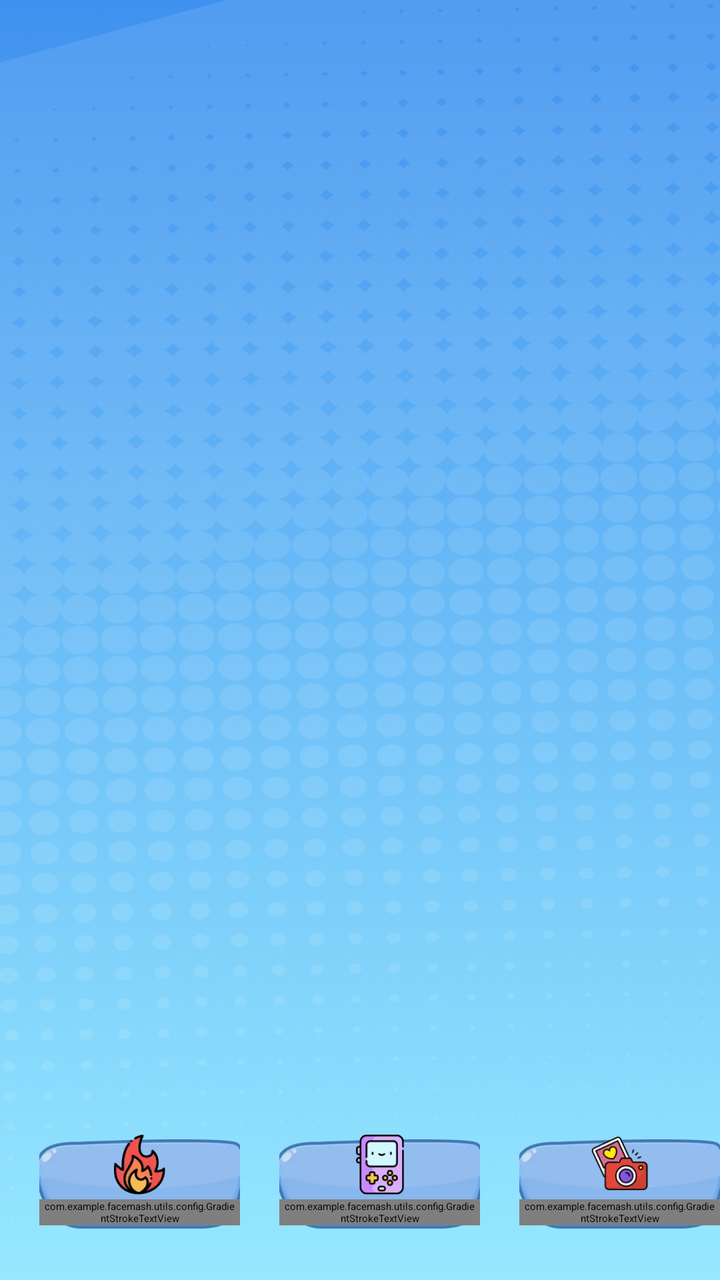
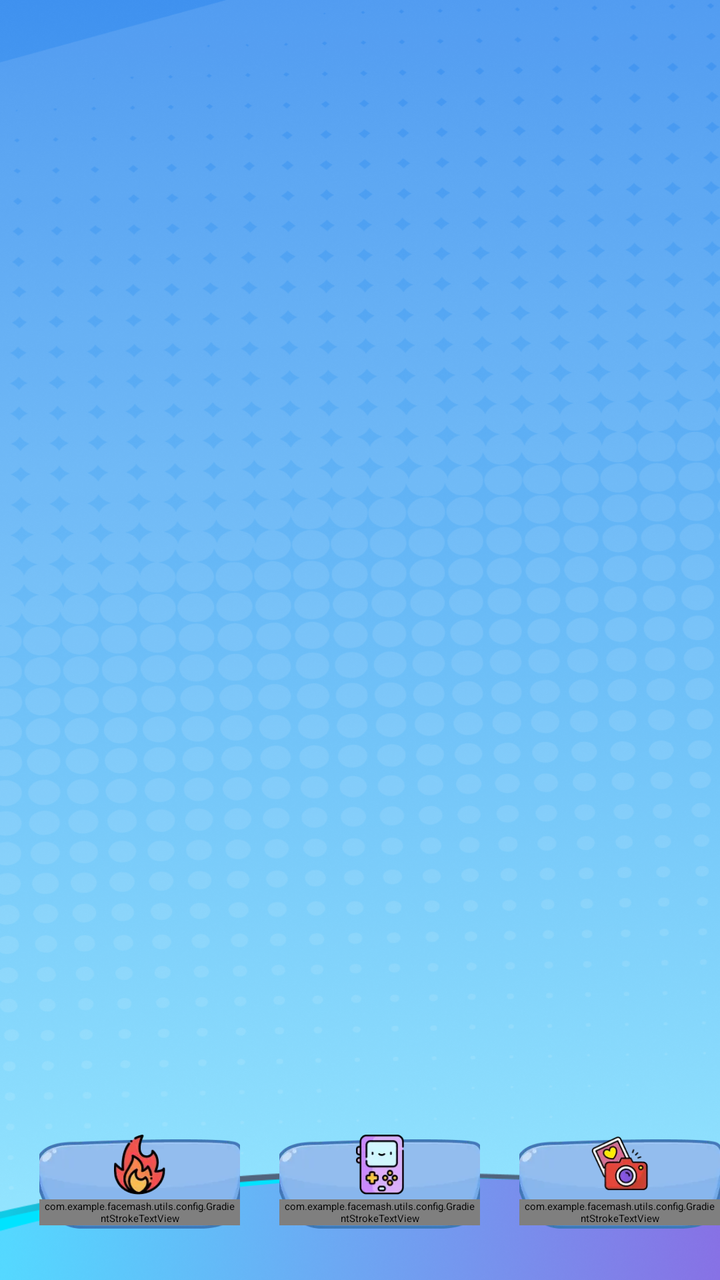

An Android layout rendered at two revisions. The XML below is the earlier revision; the diff shows what the commit changed to produce the second picture.
<!-- AndroidManifest.xml: application theme Theme.App.Starting -->
<!-- res/layout/fragment_home.xml -->
<?xml version="1.0" encoding="utf-8"?>
<androidx.constraintlayout.widget.ConstraintLayout
    xmlns:android="http://schemas.android.com/apk/res/android"
    xmlns:app="http://schemas.android.com/apk/res-auto"
    xmlns:tools="http://schemas.android.com/tools"
    android:layout_width="match_parent"
    android:layout_height="match_parent"
    android:background="@drawable/bg_home"
    tools:context=".view.HomeFragment">

    <androidx.constraintlayout.widget.Guideline
        android:id="@+id/my_horizontal_guideline"
        android:layout_width="wrap_content"
        android:layout_height="wrap_content"
        android:orientation="horizontal"
        app:layout_constraintGuide_percent="0.0658" />

    <androidx.viewpager2.widget.ViewPager2
        android:id="@+id/viewPager"
        android:layout_width="0dp"
        android:layout_height="0dp"
        android:layout_marginBottom="16dp"
        app:layout_constraintBottom_toTopOf="@+id/btn_trending"
        app:layout_constraintEnd_toEndOf="parent"
        app:layout_constraintStart_toStartOf="parent"
        app:layout_constraintTop_toTopOf="parent" />


    <androidx.constraintlayout.widget.ConstraintLayout
        android:id="@+id/btn_trending"
        android:layout_width="0dp"
        android:layout_height="@dimen/_60sdp"
        android:layout_marginBottom="@dimen/_14sdp"
        android:layout_marginStart="@dimen/_18sdp"
        app:layout_constraintBottom_toBottomOf="parent"
        app:layout_constraintStart_toStartOf="parent"
        app:layout_constraintEnd_toStartOf="@+id/btn_all_game">

        <ImageView
            android:id="@+id/bg_trending"
            android:layout_width="@dimen/_100sdp"
            android:layout_height="0dp"
            app:layout_constraintDimensionRatio="112:46"
            android:src="@drawable/ic_1"
            app:layout_constraintTop_toTopOf="parent"
            app:layout_constraintBottom_toBottomOf="parent"
            app:layout_constraintStart_toStartOf="parent"
            app:layout_constraintEnd_toEndOf="parent" />

        <ImageView
            android:id="@+id/ic_trending"
            android:layout_width="wrap_content"
            android:layout_height="0dp"
            android:layout_marginBottom="@dimen/_2sdp"
            android:paddingTop="8dp"
            android:src="@drawable/ic_trending"
            app:layout_constraintBottom_toTopOf="@+id/tv_trending"
            app:layout_constraintEnd_toEndOf="parent"
            app:layout_constraintStart_toStartOf="parent"
            app:layout_constraintTop_toTopOf="parent"
            app:layout_constraintVertical_weight="2" />

        <com.example.facemash.utils.config.GradientStrokeTextView
            android:id="@+id/tv_trending"
            android:layout_width="wrap_content"
            android:layout_height="wrap_content"
            android:layout_marginBottom="@dimen/_10ssp"
            android:fontFamily="@font/grandstander_extrabold"
            android:gravity="center"
            android:text="Trending"
            android:paddingHorizontal="@dimen/_2sdp"

            app:strokeWidth="1.5dp"
            app:strokeColor="@color/tv_home_un_selected"
            app:shadowColor="#000000"
            app:shadowDy="2dp"

            android:textSize="@dimen/_11ssp"
            android:textColor="@color/white"
            app:layout_constraintBottom_toBottomOf="parent"
            app:layout_constraintEnd_toEndOf="parent"
            app:layout_constraintStart_toStartOf="parent"
            app:layout_constraintTop_toBottomOf="@+id/ic_trending"
            app:layout_constraintVertical_weight="1" />

    </androidx.constraintlayout.widget.ConstraintLayout>



    <androidx.constraintlayout.widget.ConstraintLayout
        android:id="@+id/btn_all_game"
        app:layout_constraintBottom_toBottomOf="parent"
        app:layout_constraintStart_toEndOf="@+id/btn_trending"
        app:layout_constraintEnd_toStartOf="@+id/btn_record"
        android:layout_width="0dp"
        android:layout_height="@dimen/_60sdp"
        android:layout_marginBottom="@dimen/_14sdp"
        android:layout_marginStart="@dimen/_18sdp">

        <ImageView
            android:id="@+id/bg_all_game"
            android:src="@drawable/ic_2"
            android:layout_width="@dimen/_100sdp"
            android:layout_height="0dp"
            app:layout_constraintDimensionRatio="112:46"
            app:layout_constraintTop_toTopOf="parent"
            app:layout_constraintBottom_toBottomOf="parent"
            app:layout_constraintStart_toStartOf="parent"
            app:layout_constraintEnd_toEndOf="parent" />

        <ImageView
            android:id="@+id/ic_all_game"
            android:layout_width="wrap_content"
            android:layout_height="0dp"
            android:layout_marginBottom="@dimen/_2sdp"
            android:paddingTop="8dp"
            android:src="@drawable/ic_all_game"
            app:layout_constraintBottom_toTopOf="@+id/tv_all_game"
            app:layout_constraintEnd_toEndOf="parent"
            app:layout_constraintStart_toStartOf="parent"
            app:layout_constraintTop_toTopOf="parent"
            app:layout_constraintVertical_weight="2" />

        <com.example.facemash.utils.config.GradientStrokeTextView
            android:id="@+id/tv_all_game"
            android:layout_width="wrap_content"
            android:layout_height="wrap_content"
            android:fontFamily="@font/grandstander_extrabold"
            android:gravity="center"
            android:text="All Game"
            android:paddingHorizontal="@dimen/_2sdp"

            app:strokeWidth="1.5dp"
            app:strokeColor="@color/tv_home_un_selected"
            app:shadowColor="#000000"
            app:shadowDy="2dp"

            android:textColor="@color/white"
            android:textSize="@dimen/_11ssp"
            app:layout_constraintVertical_weight="1"
            android:layout_marginBottom="@dimen/_10ssp"
            app:layout_constraintTop_toBottomOf="@+id/ic_all_game"
            app:layout_constraintBottom_toBottomOf="parent"
            app:layout_constraintStart_toStartOf="parent"
            app:layout_constraintEnd_toEndOf="parent" />

    </androidx.constraintlayout.widget.ConstraintLayout>



    <androidx.constraintlayout.widget.ConstraintLayout
        android:id="@+id/btn_record"
        app:layout_constraintBottom_toBottomOf="parent"
        app:layout_constraintStart_toEndOf="@+id/btn_all_game"
        app:layout_constraintEnd_toEndOf="parent"
        android:layout_width="0dp"
        android:layout_height="@dimen/_60sdp"
        android:layout_marginBottom="@dimen/_14sdp"
        android:layout_marginStart="@dimen/_18sdp">

        <ImageView
            android:id="@+id/bg_record"
            android:layout_width="@dimen/_100sdp"
            android:layout_height="0dp"
            app:layout_constraintDimensionRatio="112:46"
            android:src="@drawable/ic_2"
            app:layout_constraintTop_toTopOf="parent"
            app:layout_constraintBottom_toBottomOf="parent"
            app:layout_constraintStart_toStartOf="parent"
            app:layout_constraintEnd_toEndOf="parent" />

        <ImageView
            android:id="@+id/ic_record"
            android:layout_width="wrap_content"
            android:layout_height="0dp"
            android:layout_marginBottom="@dimen/_2sdp"
            android:paddingTop="@dimen/_6sdp"
            android:src="@drawable/ic_record"
            app:layout_constraintBottom_toTopOf="@+id/tv_record"
            app:layout_constraintEnd_toEndOf="parent"
            app:layout_constraintStart_toStartOf="parent"
            app:layout_constraintTop_toTopOf="parent"
            app:layout_constraintVertical_weight="2" />

        <com.example.facemash.utils.config.GradientStrokeTextView
            android:id="@+id/tv_record"
            android:layout_width="wrap_content"
            android:layout_height="wrap_content"
            android:fontFamily="@font/grandstander_extrabold"
            android:gravity="center"
            android:text="Record"
            android:paddingHorizontal="@dimen/_2sdp"

            app:strokeWidth="1.5dp"
            app:strokeColor="@color/tv_home_un_selected"
            app:shadowColor="#000000"
            app:shadowDy="2dp"

            android:textSize="@dimen/_11ssp"
            android:textColor="@color/white"
            app:layout_constraintVertical_weight="1"
            android:layout_marginBottom="@dimen/_10ssp"
            app:layout_constraintTop_toBottomOf="@+id/ic_record"
            app:layout_constraintBottom_toBottomOf="parent"
            app:layout_constraintStart_toStartOf="parent"
            app:layout_constraintEnd_toEndOf="parent" />

    </androidx.constraintlayout.widget.ConstraintLayout>

</androidx.constraintlayout.widget.ConstraintLayout>
<!-- resources referenced by this layout -->
<resources>
  <color name="tv_home_un_selected">#3756B1</color>
  <color name="white">#FFFFFFFF</color>
  <dimen name="_100sdp">309.09dp</dimen>
  <dimen name="_10ssp">34.00sp</dimen>
  <dimen name="_11ssp">37.40sp</dimen>
  <dimen name="_14sdp">43.27dp</dimen>
  <dimen name="_18sdp">55.64dp</dimen>
  <dimen name="_2sdp">6.18dp</dimen>
  <dimen name="_60sdp">185.45dp</dimen>
  <dimen name="_6sdp">18.55dp</dimen>
  <!-- drawable bg_home: png bitmap (drawable, 736653 bytes) -->
  <!-- drawable ic_1: webp bitmap (drawable, 2228 bytes) -->
  <!-- drawable ic_2: webp bitmap (drawable, 2228 bytes) -->
  <!-- drawable ic_all_game: webp bitmap (drawable, 1902 bytes) -->
  <!-- drawable ic_record: webp bitmap (drawable, 2330 bytes) -->
  <!-- drawable ic_trending: webp bitmap (drawable, 2160 bytes) -->
  <style name="Theme.App.Starting" parent="Theme.SplashScreen">
          <item name="windowSplashScreenBackground">@color/white</item>
          <item name="windowSplashScreenAnimatedIcon">@mipmap/ic_launcher</item>
          <item name="postSplashScreenTheme">@style/Theme.MyApp</item>
      </style>
  <style name="Theme.MyApp" parent="Theme.MaterialComponents.DayNight.NoActionBar">
      </style>
</resources>

<!-- the commit's change to res/layout/fragment_home.xml (unified diff, before → after) -->
@@ -25,6 +25,13 @@
         app:layout_constraintStart_toStartOf="parent"
         app:layout_constraintTop_toTopOf="parent" />
 
+    <ImageView
+        android:layout_width="match_parent"
+        android:layout_height="0dp"
+        android:src="@drawable/bg_bottom"
+        app:layout_constraintBottom_toBottomOf="parent"
+        app:layout_constraintDimensionRatio="412:63" />
+
 
     <androidx.constraintlayout.widget.ConstraintLayout
         android:id="@+id/btn_trending"
@@ -67,7 +74,7 @@
             android:layout_marginBottom="@dimen/_10ssp"
             android:fontFamily="@font/grandstander_extrabold"
             android:gravity="center"
-            android:text="Trending"
+            android:text="@string/trending"
             android:paddingHorizontal="@dimen/_2sdp"
 
             app:strokeWidth="1.5dp"
@@ -127,7 +134,7 @@
             android:layout_height="wrap_content"
             android:fontFamily="@font/grandstander_extrabold"
             android:gravity="center"
-            android:text="All Game"
+            android:text="@string/all_game"
             android:paddingHorizontal="@dimen/_2sdp"
 
             app:strokeWidth="1.5dp"
@@ -188,7 +195,7 @@
             android:layout_height="wrap_content"
             android:fontFamily="@font/grandstander_extrabold"
             android:gravity="center"
-            android:text="Record"
+            android:text="@string/record"
             android:paddingHorizontal="@dimen/_2sdp"
 
             app:strokeWidth="1.5dp"
<!-- resource entries referenced after the edit -->
@@ -10,12 +10,16 @@
   <dimen name="_2sdp">6.18dp</dimen>
   <dimen name="_60sdp">185.45dp</dimen>
   <dimen name="_6sdp">18.55dp</dimen>
+  <!-- drawable bg_bottom: png bitmap (drawable, 80392 bytes) -->
   <!-- drawable bg_home: png bitmap (drawable, 736653 bytes) -->
   <!-- drawable ic_1: webp bitmap (drawable, 2228 bytes) -->
   <!-- drawable ic_2: webp bitmap (drawable, 2228 bytes) -->
   <!-- drawable ic_all_game: webp bitmap (drawable, 1902 bytes) -->
   <!-- drawable ic_record: webp bitmap (drawable, 2330 bytes) -->
   <!-- drawable ic_trending: webp bitmap (drawable, 2160 bytes) -->
+  <string name="all_game">All Game</string>
+  <string name="record">Record</string>
+  <string name="trending">Trending</string>
   <style name="Theme.App.Starting" parent="Theme.SplashScreen">
           <item name="windowSplashScreenBackground">@color/white</item>
           <item name="windowSplashScreenAnimatedIcon">@mipmap/ic_launcher</item>
